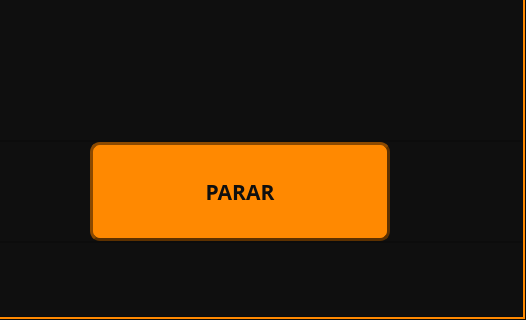
Above: src/views/ps_view_2.ui from AlissonTxD/Prime-Survivor-2 before the change; both pictures show x 474 to 1000 and y 380 to 700 of the 1000 by 700 pixel window. Below: the same form after it.
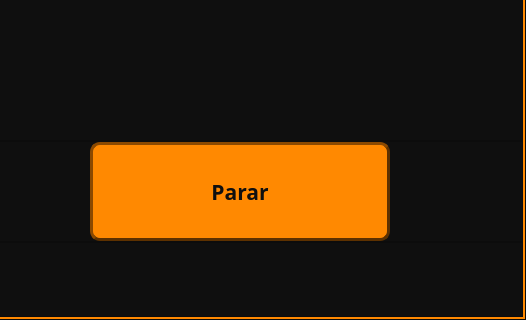
That is the form after the change. The open tabs and pages were chosen to show the change. Icons and pictures are not drawn.

Commit message: Refactor LogBotModel to update CHANNEL_ID and focus window; enhance MacroBase with improved window focus handling; add key configuration loading in MainWindow; update UI elements in ps_view_2.ui

Patch:
```diff
--- a/src/views/ps_view_2.ui
+++ b/src/views/ps_view_2.ui
@@ -299,7 +299,7 @@
 </string>
                 </property>
                 <property name="text">
-                 <string>PARAR</string>
+                 <string>Parar</string>
                 </property>
                </widget>
               </item>
```
Left out of the diff: 2 changed lines with no effect on the pictures. The commit also changes 5 other files.
